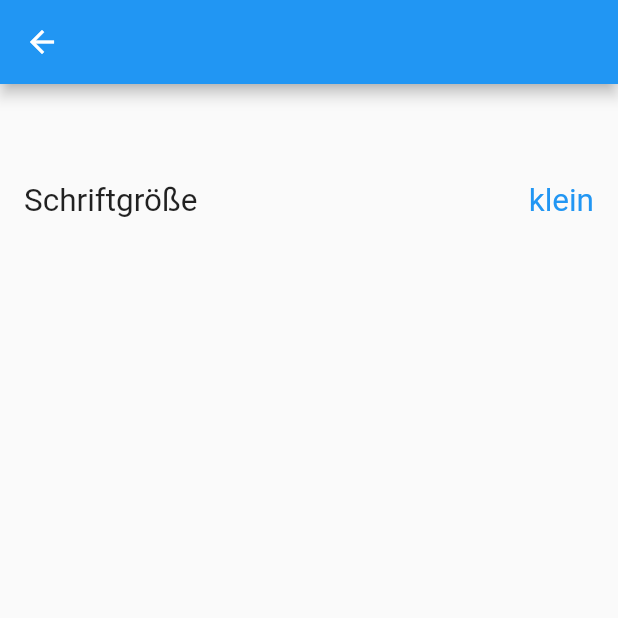
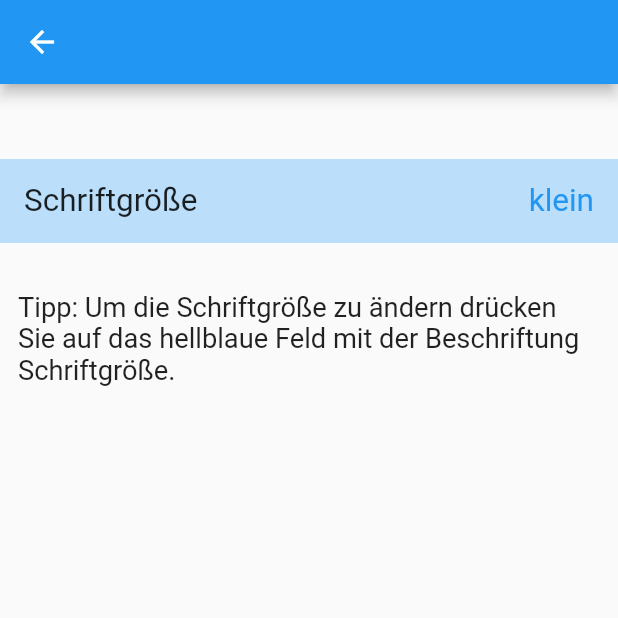
Before and after one commit to Kettarr/SmartTeacher_SS21, a Flutter app: the screen it shows after launch, after a tap on "Menü", on a phone screen of 412 x 824 dp, the top half of it. Run offline on Flutter 3.47's test engine with Material 2 defaults, Android fonts, the phone set to English and light mode, and no system bars.

Commit message:
Changed backbutton iconquiz, added correctanswer iconquiz, added tips for menu usage

```diff
--- a/smartteacher/lib/widgets/menu.dart
+++ b/smartteacher/lib/widgets/menu.dart
@@ -62,6 +62,7 @@ class _Menu extends State<Menu>{
             children: [
               SizedBox(height: 50),
               ListTile(
+                  tileColor: Colors.blue[100],
                  leading: Text("Schriftgröße", textScaleFactor: fontsize,),
 
                 trailing:Text(getString(fontsize), textScaleFactor: fontsize, style: TextStyle(color:Colors.blue ),),
@@ -122,7 +123,11 @@ class _Menu extends State<Menu>{
                                 ),
 
                                ),
+                               SizedBox(height: 20),
+                              Container(
+                                child: Text("Tipp: Auf die gewünschte Größe drücken.", textScaleFactor: fontsize-0.2, textAlign: TextAlign.center,)
 
+                              )
                             ],
 
                           )
@@ -140,6 +145,13 @@ class _Menu extends State<Menu>{
 
 
               ),
+              SizedBox(height: 20),
+              Container(
+                padding: EdgeInsets.all(12),
+                child: Text("Tipp: Um die Schriftgröße zu ändern drücken Sie auf das hellblaue Feld mit der Beschriftung Schriftgröße.",
+                 textScaleFactor: fontsize-0.2,)
+
+              )
 
             ],
 
```
Also changed, not shown: smartteacher/lib/widgets/questionsite.dart (+24 -3 lines).
